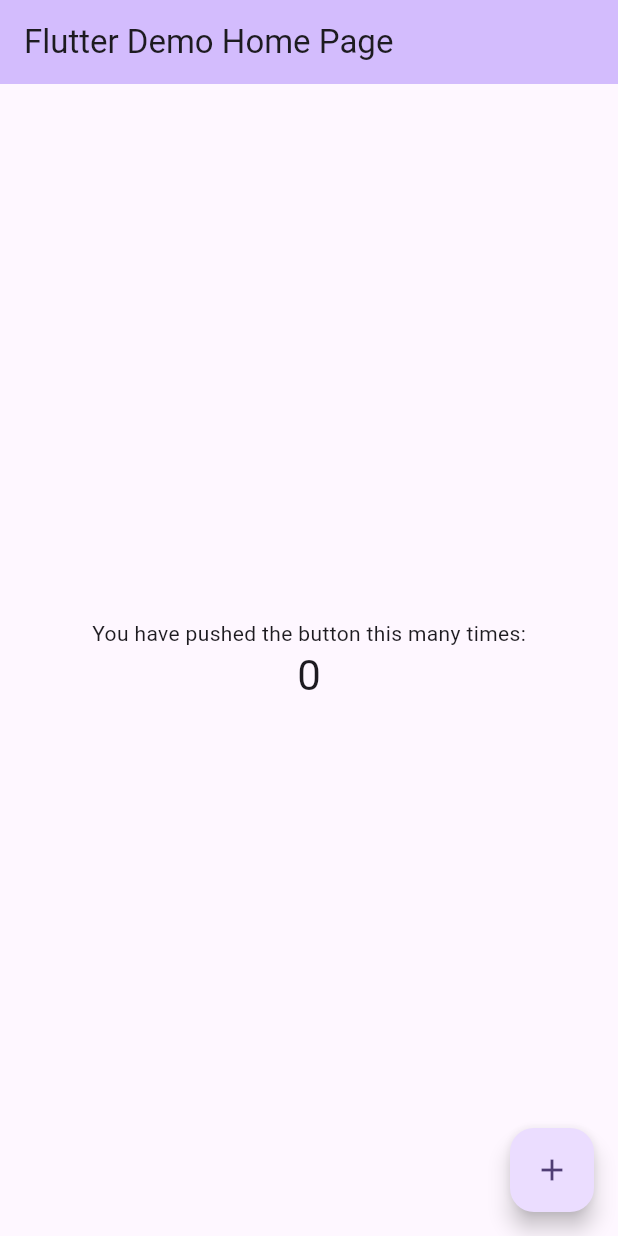
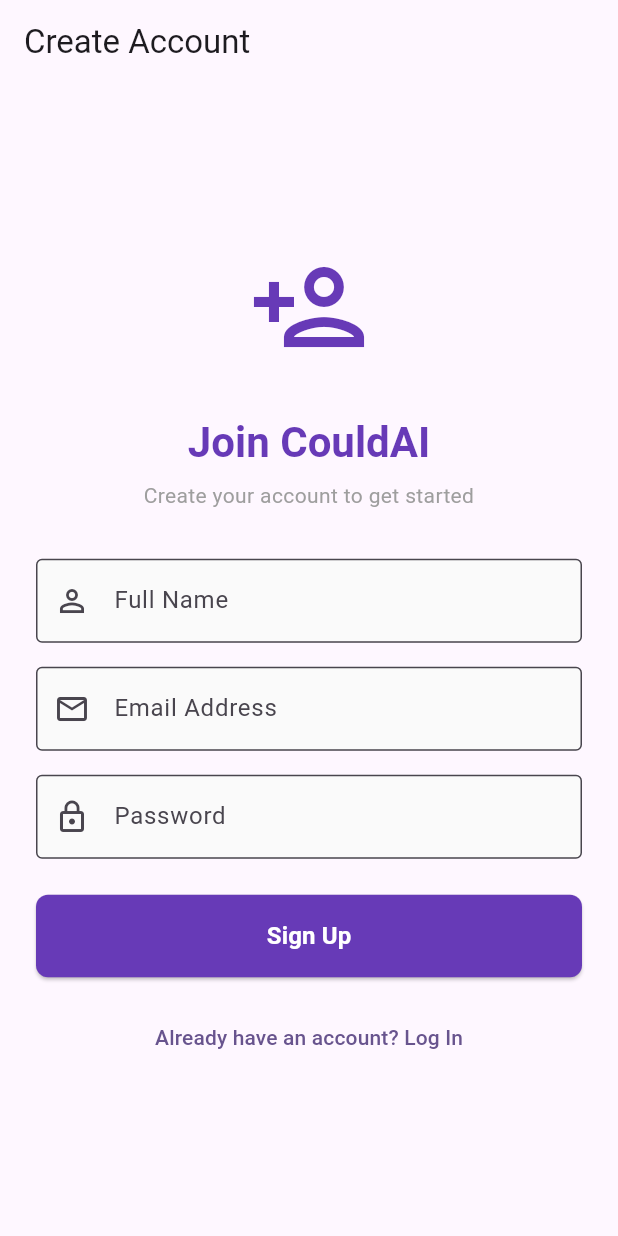
Before and after one commit to could-ai/019ae630-29d5-7801-a418-a859c1c740b6, a Flutter app: the screen it shows after launch, on a phone screen of 412 x 824 dp. Run offline on Flutter 3.47's test engine with Material 3 defaults, Android fonts, the phone set to English and light mode, and no system bars.

Commit message:
Created a comprehensive Sign Up screen with form validation, loading state, and mock authentication logic.; Created a Home screen that confirms successful account creation and provides a mock 'Download App' feature as requested.; Updated main.dart to configure routing, set the initial route to the Sign Up screen, and apply a consistent theme.

```diff
--- a/usr/lib/main.dart
+++ b/usr/lib/main.dart
@@ -1,4 +1,6 @@
 import 'package:flutter/material.dart';
+import 'screens/signup_screen.dart';
+import 'screens/home_screen.dart';
 
 void main() {
   runApp(const MyApp());
@@ -7,117 +9,29 @@ void main() {
 class MyApp extends StatelessWidget {
   const MyApp({super.key});
 
-  // This widget is the root of your application.
   @override
   Widget build(BuildContext context) {
     return MaterialApp(
-      title: 'Flutter Demo',
+      title: 'CouldAI User App',
       debugShowCheckedModeBanner: false,
       theme: ThemeData(
-        // This is the theme of your application.
-        //
-        // TRY THIS: Try running your application with "flutter run". You'll see
-        // the application has a purple toolbar. Then, without quitting the app,
-        // try changing the seedColor in the colorScheme below to Colors.green
-        // and then invoke "hot reload" (save your changes or press the "hot
-        // reload" button in a Flutter-supported IDE, or press "r" if you used
-        // the command line to start the app).
-        //
-        // Notice that the counter didn't reset back to zero; the application
-        // state is not lost during the reload. To reset the state, use hot
-        // restart instead.
-        //
-        // This works for code too, not just values: Most code changes can be
-        // tested with just a hot reload.
         colorScheme: ColorScheme.fromSeed(seedColor: Colors.deepPurple),
+        useMaterial3: true,
+        inputDecorationTheme: InputDecorationTheme(
+          border: OutlineInputBorder(
+            borderRadius: BorderRadius.circular(8),
+          ),
+          filled: true,
+          fillColor: Colors.grey.shade50,
+        ),
       ),
+      // Explicitly define the initial route as '/'
       initialRoute: '/',
       routes: {
-        '/': (context) => const MyHomePage(title: 'Flutter Demo Home Page'),
+        // Map '/' to the SignUpScreen for this flow
+        '/': (context) => const SignUpScreen(),
+        '/home': (context) => const HomeScreen(),
       },
     );
   }
 }
-
-class MyHomePage extends StatefulWidget {
-  const MyHomePage({super.key, required this.title});
-
-  // This widget is the home page of your application. It is stateful, meaning
-  // that it has a State object (defined below) that contains fields that affect
-  // how it looks.
-
-  // This class is the configuration for the state. It holds the values (in this
-  // case the title) provided by the parent (in this case the App widget) and
-  // used by the build method of the State. Fields in a Widget subclass are
-  // always marked "final".
-
-  final String title;
-
-  @override
-  State<MyHomePage> createState() => _MyHomePageState();
-}
-
-class _MyHomePageState extends State<MyHomePage> {
-  int _counter = 0;
-
-  void _incrementCounter() {
-    setState(() {
-      // This call to setState tells the Flutter framework that something has
-      // changed in this State, which causes it to rerun the build method below
-      // so that the display can reflect the updated values. If we changed
-      // _counter without calling setState(), then the build method would not be
-      // called again, and so nothing would appear to happen.
-      _counter++;
-    });
-  }
-
-  @override
-  Widget build(BuildContext context) {
-    // This method is rerun every time setState is called, for instance as done
-    // by the _incrementCounter method above.
-    //
-    // The Flutter framework has been optimized to make rerunning build methods
-    // fast, so that you can just rebuild anything that needs updating rather
-    // than having to individually change instances of widgets.
-    return Scaffold(
-      appBar: AppBar(
-        // TRY THIS: Try changing the color here to a specific color (to
-        // Colors.amber, perhaps?) and trigger a hot reload to see the AppBar
-        // change color while the other colors stay the same.
-        backgroundColor: Theme.of(context).colorScheme.inversePrimary,
-        // Here we take the value from the MyHomePage object that was created by
-        // the App.build method, and use it to set our appbar title.
-        title: Text(widget.title),
-      ),
-      body: Center(
-        // Center is a layout widget. It takes a single child and positions it
-        // in the middle of the parent.
-        child: Column(
-          // Column is also a layout widget. It takes a list of children and
-          // arranges them vertically. By default, it sizes itself to fit its
-          // children horizontally, and tries to be as tall as its parent.
-          //
-          // Column has various properties to control how it sizes itself and
-          // how it positions its children. Here we use mainAxisAlignment to
-          // center the children vertically; the main axis here is the vertical
-          // axis because Columns are vertical (the cross axis would be
-          // horizontal).
-          //
-          // TRY THIS: Invoke "debug painting" (choose the "Toggle Debug Paint"
-          // action in the IDE, or press "p" in the console), to see the
-          // wireframe for each widget.
-          mainAxisAlignment: MainAxisAlignment.center,
-          children: <Widget>[
-            const Text('You have pushed the button this many times:'),
-            Text('$_counter', style: Theme.of(context).textTheme.headlineMedium),
-          ],
-        ),
-      ),
-      floatingActionButton: FloatingActionButton(
-        onPressed: _incrementCounter,
-        tooltip: 'Increment',
-        child: const Icon(Icons.add),
-      ), // This trailing comma makes auto-formatting nicer for build methods.
-    );
-  }
-}
--- /dev/null
+++ b/usr/lib/screens/signup_screen.dart
@@ -0,0 +1,180 @@
+import 'package:flutter/material.dart';
+
+class SignUpScreen extends StatefulWidget {
+  const SignUpScreen({super.key});
+
+  @override
+  State<SignUpScreen> createState() => _SignUpScreenState();
+}
+
+class _SignUpScreenState extends State<SignUpScreen> {
+  final _formKey = GlobalKey<FormState>();
+  final _nameController = TextEditingController();
+  final _emailController = TextEditingController();
+  final _passwordController = TextEditingController();
+  bool _isLoading = false;
+
+  @override
+  void dispose() {
+    _nameController.dispose();
+    _emailController.dispose();
+    _passwordController.dispose();
+    super.dispose();
+  }
+
+  Future<void> _handleSignUp() async {
+    if (_formKey.currentState!.validate()) {
+      setState(() {
+        _isLoading = true;
+      });
+
+      // Simulate network delay for account creation
+      await Future.delayed(const Duration(seconds: 2));
+
+      if (mounted) {
+        setState(() {
+          _isLoading = false;
+        });
+
+        // Show success message
+        ScaffoldMessenger.of(context).showSnackBar(
+          const SnackBar(content: Text('Account created successfully! (Mock)')),
+        );
+
+        // Navigate to Home Screen
+        Navigator.of(context).pushReplacementNamed('/home');
+      }
+    }
+  }
+
+  @override
+  Widget build(BuildContext context) {
+    return Scaffold(
+      appBar: AppBar(
+        title: const Text('Create Account'),
+      ),
+      body: Center(
+        child: SingleChildScrollView(
+          padding: const EdgeInsets.all(24.0),
+          child: Form(
+            key: _formKey,
+            child: Column(
+              mainAxisAlignment: MainAxisAlignment.center,
+              crossAxisAlignment: CrossAxisAlignment.stretch,
+              children: [
+                const Icon(
+                  Icons.person_add_outlined,
+                  size: 80,
+                  color: Colors.deepPurple,
+                ),
+                const SizedBox(height: 32),
+                Text(
+                  'Join CouldAI',
+                  textAlign: TextAlign.center,
+                  style: Theme.of(context).textTheme.headlineMedium?.copyWith(
+                        fontWeight: FontWeight.bold,
+                        color: Colors.deepPurple,
+                      ),
+                ),
+                const SizedBox(height: 8),
+                const Text(
+                  'Create your account to get started',
+                  textAlign: TextAlign.center,
+                  style: TextStyle(color: Colors.grey),
+                ),
+                const SizedBox(height: 32),
+                TextFormField(
+                  controller: _nameController,
+                  decoration: const InputDecoration(
+                    labelText: 'Full Name',
+                    prefixIcon: Icon(Icons.person_outline),
+                    border: OutlineInputBorder(),
+                  ),
+                  validator: (value) {
+                    if (value == null || value.isEmpty) {
+                      return 'Please enter your name';
+                    }
+                    return null;
+                  },
+                ),
+                const SizedBox(height: 16),
+                TextFormField(
+                  controller: _emailController,
+                  decoration: const InputDecoration(
+                    labelText: 'Email Address',
+                    prefixIcon: Icon(Icons.email_outlined),
+                    border: OutlineInputBorder(),
+                  ),
+                  keyboardType: TextInputType.emailAddress,
+                  validator: (value) {
+                    if (value == null || value.isEmpty) {
+                      return 'Please enter your email';
+                    }
+                    if (!value.contains('@')) {
+                      return 'Please enter a valid email';
+                    }
+                    return null;
+                  },
+                ),
+                const SizedBox(height: 16),
+                TextFormField(
+                  controller: _passwordController,
+                  decoration: const InputDecoration(
+                    labelText: 'Password',
+                    prefixIcon: Icon(Icons.lock_outline),
+                    border: OutlineInputBorder(),
+                  ),
+                  obscureText: true,
+                  validator: (value) {
+                    if (value == null || value.isEmpty) {
+                      return 'Please enter a password';
+                    }
+                    if (value.length < 6) {
+                      return 'Password must be at least 6 characters';
+                    }
+                    return null;
+                  },
+                ),
+                const SizedBox(height: 24),
+                ElevatedButton(
+                  onPressed: _isLoading ? null : _handleSignUp,
+                  style: ElevatedButton.styleFrom(
+                    padding: const EdgeInsets.symmetric(vertical: 16),
+                    backgroundColor: Colors.deepPurple,
+                    foregroundColor: Colors.white,
+                    shape: RoundedRectangleBorder(
+                      borderRadius: BorderRadius.circular(8),
+                    ),
+                  ),
+                  child: _isLoading
+                      ? const SizedBox(
+                          height: 20,
+                          width: 20,
+                          child: CircularProgressIndicator(
+                            strokeWidth: 2,
+                            color: Colors.white,
+                          ),
+                        )
+                      : const Text(
+                          'Sign Up',
+                          style: TextStyle(fontSize: 16, fontWeight: FontWeight.bold),
+                        ),
+                ),
+                const SizedBox(height: 16),
+                TextButton(
+                  onPressed: () {
+                    // Navigate to login (placeholder)
+                    ScaffoldMessenger.of(context).showSnackBar(
+                      const SnackBar(content: Text('Navigate to Login Screen')),
+                    );
+                  },
+                  child: const Text('Already have an account? Log In'),
+                ),
+              ],
+            ),
+          ),
+        ),
+      ),
+    );
+  }
+}
```
Also changed, not shown: usr/lib/screens/home_screen.dart (added, +86 -0 lines).
